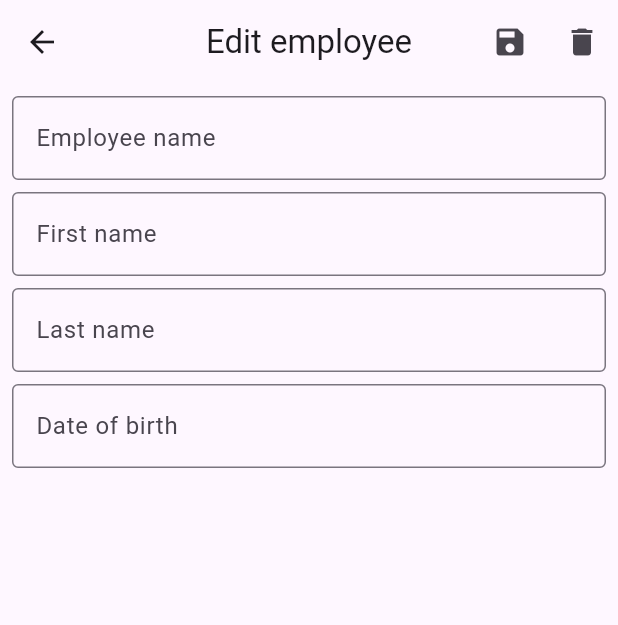
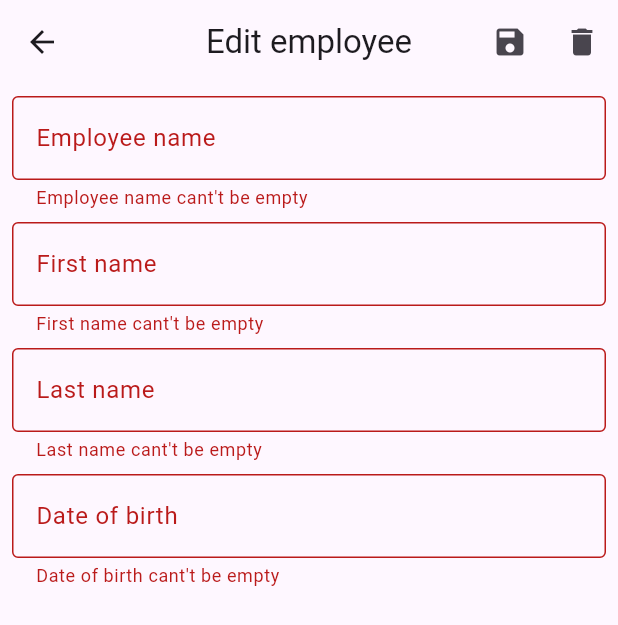
Before and after one commit to tto83/APSL_VI_ApMob_ZAL, a Flutter app: the EditEmployeeScreen screen opened directly with empty values, after a tap on the "save" icon, on a phone screen of 412 x 824 dp. Shown: the top 625 px of the screen. Run offline on Flutter 3.47's test engine with Material 2 defaults, Android fonts, the phone set to English and light mode, and no system bars; our stand-ins replace drift; accounts and stored records are empty; generated files the repository leaves out were written again.

Commit message:
Add edit employe form and validation.

```diff
--- a/lib/screen/edit_employee_screen.dart
+++ b/lib/screen/edit_employee_screen.dart
@@ -21,6 +21,7 @@ class EditEmployeeScreen extends StatefulWidget {
 
 class _EditEmployeeScreenState extends State<EditEmployeeScreen> {
   late AppDb _db;
+  final _formKey = GlobalKey<FormState>();
   late EmployeeData _employeeData;
   final TextEditingController _employeeNameController = TextEditingController();
   final TextEditingController _firstNameController = TextEditingController();
@@ -72,6 +73,10 @@ class _EditEmployeeScreenState extends State<EditEmployeeScreen> {
         padding: const EdgeInsets.all(8.0),
         child: Column(
           children: [
+            Form(
+              key: _formKey,
+              child: Column(
+                children: [
                   CustomTextFormField(controller: _employeeNameController, txtLabel: 'Employee name',),
                   const SizedBox(height: 8.0,),
                   CustomTextFormField(controller: _firstNameController, txtLabel: 'First name',),
@@ -82,6 +87,10 @@ class _EditEmployeeScreenState extends State<EditEmployeeScreen> {
                     pickDOB(context);
                   }),
                   const SizedBox(height: 8.0,),
+                ],
+              )
+            ),
+
           ],
         ),
       ),
@@ -120,6 +129,8 @@ class _EditEmployeeScreenState extends State<EditEmployeeScreen> {
   }
 
   void editEmployee() {
+    final isValid = _formKey.currentState?.validate();
+    if (isValid != null && isValid) {
       final entity = EmployeeCompanion(
       id: drift.Value(widget.id),
       userName: drift.Value(_employeeNameController.text),
@@ -140,6 +151,8 @@ class _EditEmployeeScreenState extends State<EditEmployeeScreen> {
         ],
       ),
     ));
+    }
+
   }
 
   void deleteEmployee() {
```
Lines whose indentation alone changed are shown as unchanged.
